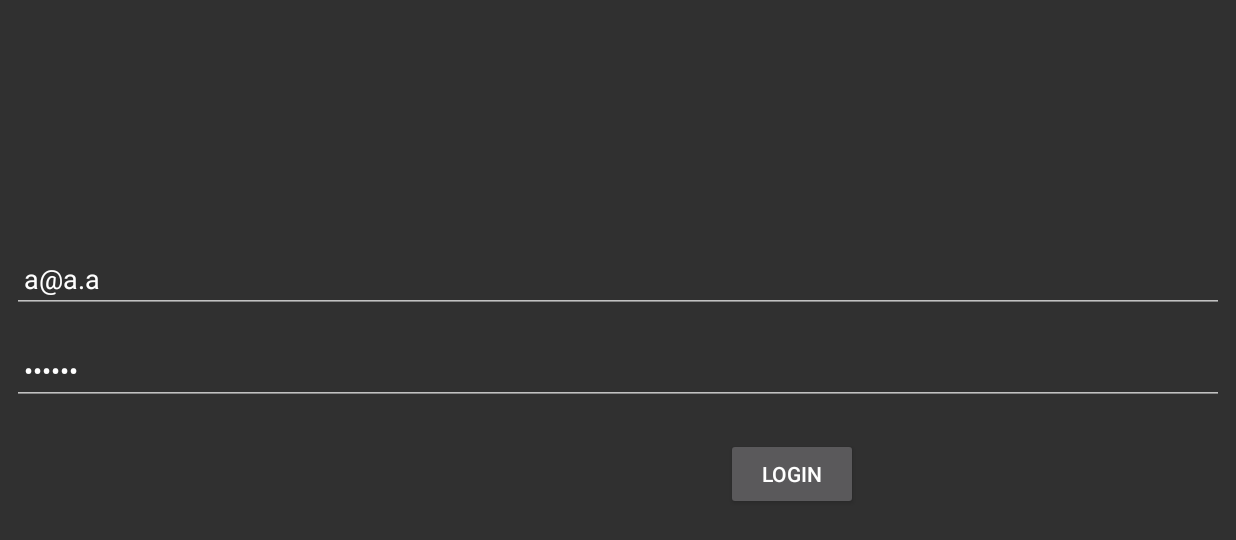
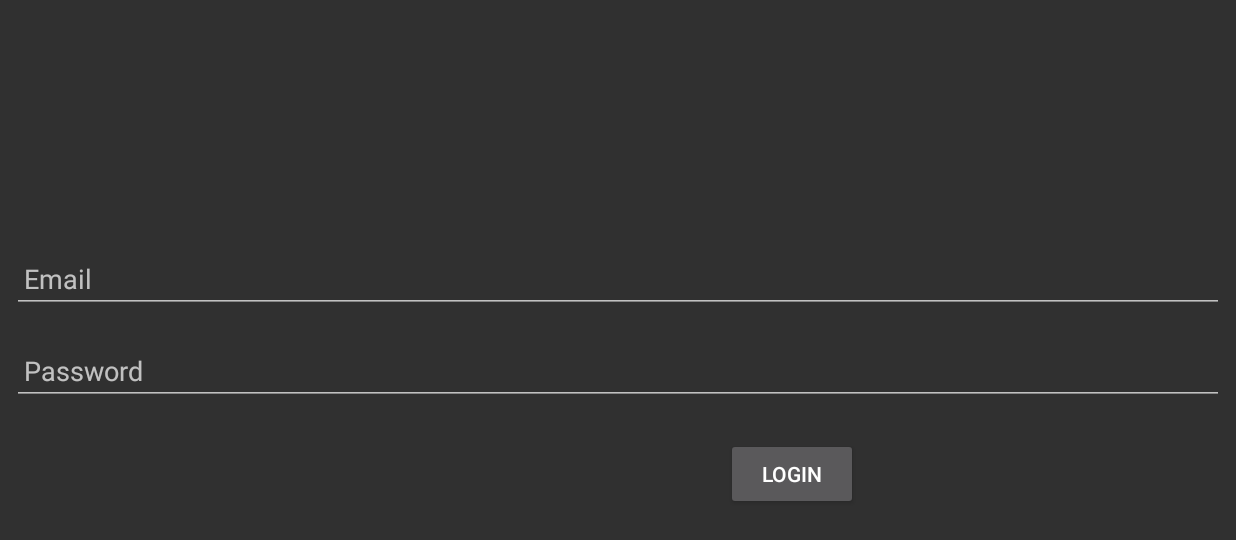
Before and after one commit to Kairuni/NostalgiaPetGame, an Android app: the fragment SignInFragment placed in its activity, after a tap on "LOGIN", on a phone screen of 824 x 412 dp (held sideways). Shown: the top 540 px of the screen. Run offline under Robolectric (Android 15) with nearby library versions, the phone set to English and light mode, and no system bars.

Commit message:
Instrumentation test working.

```diff
--- a/app/src/main/java/games/wantz/spencer/nostalgiapetgame/LoginActivity.java
+++ b/app/src/main/java/games/wantz/spencer/nostalgiapetgame/LoginActivity.java
@@ -325,16 +325,12 @@ public class LoginActivity
                     startActivity(intent);
                     finish();
                 } else {
-                    Log.d(DEBUG_TAG, "Fail 2");
                     Toast.makeText(getApplicationContext(), "Email and/or Password incorrect."
-                                    + jsonObject.get("error")
                             , Toast.LENGTH_LONG)
                             .show();
                 }
             } catch (JSONException e) {
-                Log.d(DEBUG_TAG, "Fail 4");
-                Toast.makeText(getApplicationContext(), "Something wrong with the data" +
-                        e.getMessage(), Toast.LENGTH_LONG).show();
+                Toast.makeText(getApplicationContext(), "Something wrong with the data", Toast.LENGTH_LONG).show();
             }
         }
     }
--- a/app/src/main/res/layout/fragment_sign_in.xml
+++ b/app/src/main/res/layout/fragment_sign_in.xml
@@ -19,7 +19,6 @@
         android:inputType="textEmailAddress"
         android:paddingLeft="8dp"
         android:paddingRight="8dp"
-        android:text="@string/test_login_email"
         app:layout_constraintBottom_toTopOf="@+id/fillable_login_password"
         app:layout_constraintEnd_toEndOf="parent"
         app:layout_constraintHorizontal_bias="0.0"
@@ -31,15 +30,12 @@
         android:layout_height="wrap_content"
         android:layout_marginBottom="142dp"
         android:layout_marginEnd="8dp"
-        android:layout_marginLeft="16dp"
-        android:layout_marginRight="16dp"
         android:layout_marginStart="8dp"
         android:hint="@string/login_password_txt"
         android:inputType="textPassword"
         android:paddingLeft="8dp"
         android:paddingRight="8dp"
         android:paddingStart="8dp"
-        android:text="@string/test_login_password"
         app:layout_constraintBottom_toBottomOf="parent"
         app:layout_constraintEnd_toEndOf="parent"
         app:layout_constraintHorizontal_bias="0.0"
```
Also changed, not shown: 1 other file.
